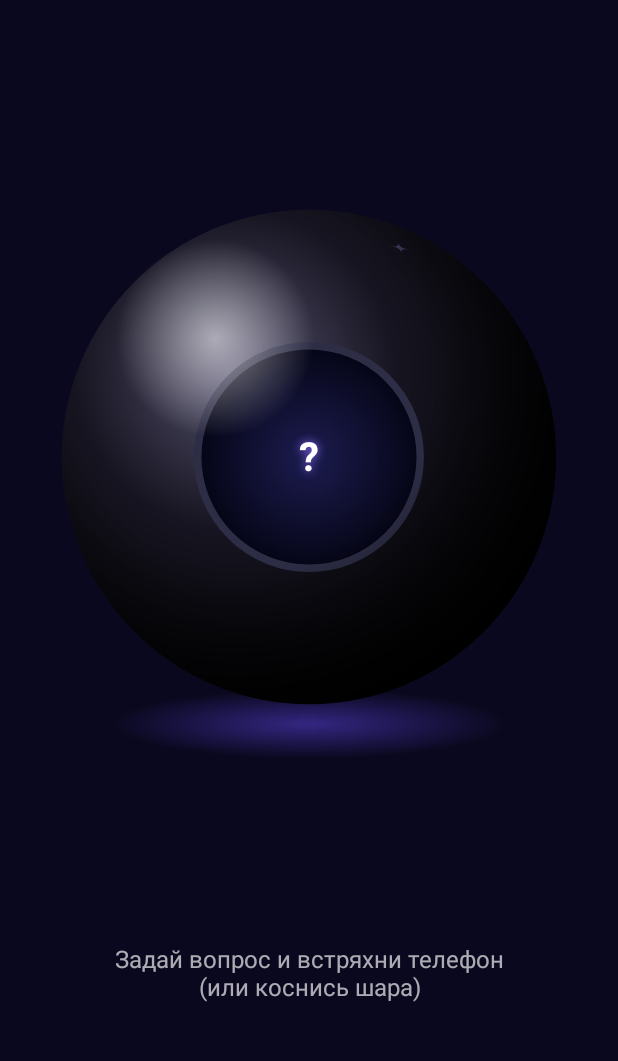
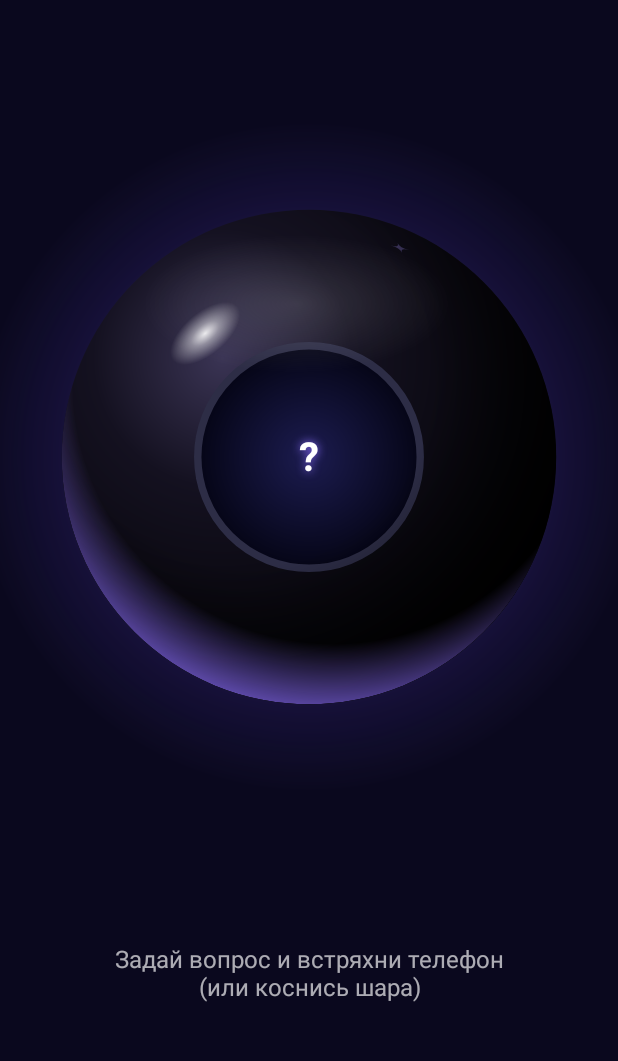
Before and after one commit to lavrkevlarov/magic-question, an Android app: the screen it shows after launch (MainActivity), on a phone screen of 412 x 824 dp, the part 161-1222 px from its top. Run offline under Robolectric (Android 15) with nearby library versions, the phone set to English and light mode, and no system bars.

Commit message:
Replace glare blob with specular highlight, rim light and glowing aura
Co-Authored-By: Claude Opus 5.5 <noreply@anthropic.com>
Claude-Session: https://claude.ai/code/session_01CUxdJ3W8YNV1nfRqnRhwEv

```diff
--- a/app/src/main/java/com/magicquestion/ball/BallView.java
+++ b/app/src/main/java/com/magicquestion/ball/BallView.java
@@ -41,9 +41,11 @@ public class BallView extends View {
     private final Paint shadePaint = new Paint(Paint.ANTI_ALIAS_FLAG);
     private final Paint windowPaint = new Paint(Paint.ANTI_ALIAS_FLAG);
     private final Paint ringPaint = new Paint(Paint.ANTI_ALIAS_FLAG);
-    private final Paint glarePaint = new Paint(Paint.ANTI_ALIAS_FLAG);
     private final Paint starPaint = new Paint(Paint.ANTI_ALIAS_FLAG);
-    private final Paint floorPaint = new Paint(Paint.ANTI_ALIAS_FLAG);
+    private final Paint auraPaint = new Paint(Paint.ANTI_ALIAS_FLAG);
+    private final Paint rimPaint = new Paint(Paint.ANTI_ALIAS_FLAG);
+    private final Paint sheenPaint = new Paint(Paint.ANTI_ALIAS_FLAG);
+    private final Paint specPaint = new Paint(Paint.ANTI_ALIAS_FLAG);
     private final TextPaint textPaint = new TextPaint(Paint.ANTI_ALIAS_FLAG);
     private final Path triangle = new Path();
     private final Path ballClip = new Path();
@@ -61,6 +63,10 @@ public class BallView extends View {
     private float zoom = 1f;
     private float windowGrow = 0f;  // 0 — обычное окошко, 1 — окошко размером с шар
     private float windowAlpha = 1f; // непрозрачность круга окошка (0 — растворился)
+    private float glow = 0.35f;     // яркость подсветки 0..1
+    private float pendingTextAlpha = 0f;
+    private float pendingTextScale = 1f;
+    private float pendingTextX, pendingTextY;
     private final Random random = new Random();
 
     private String answer = "?";
@@ -108,19 +114,28 @@ public class BallView extends View {
         super.onSizeChanged(w, h, oldw, oldh);
         float r = radius();
         float cx = w / 2f, cy = h / 2f;
-        ballPaint.setShader(new RadialGradient(cx - r * 0.3f, cy - r * 0.35f, r * 1.45f,
-                new int[]{Color.rgb(85, 82, 110), Color.rgb(22, 20, 32), Color.BLACK},
-                new float[]{0f, 0.45f, 1f}, Shader.TileMode.CLAMP));
+        ballPaint.setShader(new RadialGradient(cx - r * 0.35f, cy - r * 0.4f, r * 1.5f,
+                new int[]{Color.rgb(58, 52, 84), Color.rgb(20, 17, 32), Color.BLACK},
+                new float[]{0f, 0.35f, 1f}, Shader.TileMode.CLAMP));
         // затемнение у края — объём поверх подвижных деталей
         shadePaint.setShader(new RadialGradient(cx - r * 0.25f, cy - r * 0.3f, r * 1.35f,
-                new int[]{Color.argb(0, 0, 0, 0), Color.argb(0, 0, 0, 0), Color.argb(200, 0, 0, 0)},
+                new int[]{Color.argb(0, 0, 0, 0), Color.argb(0, 0, 0, 0), Color.argb(205, 0, 0, 0)},
                 new float[]{0f, 0.55f, 1f}, Shader.TileMode.CLAMP));
-        glarePaint.setShader(new RadialGradient(cx - r * 0.38f, cy - r * 0.48f, r * 0.4f,
-                new int[]{Color.argb(140, 255, 255, 255), Color.argb(0, 255, 255, 255)},
+        // свечение вокруг шара
+        auraPaint.setShader(new RadialGradient(cx, cy, r * 1.35f,
+                new int[]{Color.argb(140, 110, 80, 255), Color.argb(90, 110, 80, 255), Color.argb(0, 110, 80, 255)},
+                new float[]{0f, 0.72f, 1f}, Shader.TileMode.CLAMP));
+        // контровая подсветка по нижнему краю
+        rimPaint.setShader(new RadialGradient(cx + r * 0.1f, cy - r * 0.3f, r * 1.32f,
+                new int[]{Color.argb(0, 120, 90, 255), Color.argb(0, 120, 90, 255), Color.argb(255, 140, 110, 255)},
+                new float[]{0f, 0.8f, 1f}, Shader.TileMode.CLAMP));
+        // мягкое отражение сверху и острый блик (в локальных координатах)
+        sheenPaint.setShader(new RadialGradient(0, 0, r * 0.62f,
+                new int[]{Color.argb(34, 255, 255, 255), Color.argb(0, 255, 255, 255)},
                 null, Shader.TileMode.CLAMP));
-        floorPaint.setShader(new RadialGradient(0, 0, 1f,
-                new int[]{Color.argb(150, 80, 60, 200), Color.argb(0, 80, 60, 200)},
-                null, Shader.TileMode.CLAMP));
+        specPaint.setShader(new RadialGradient(0, 0, r * 0.17f,
+                new int[]{Color.argb(230, 255, 255, 255), Color.argb(115, 255, 255, 255), Color.argb(0, 255, 255, 255)},
+                new float[]{0f, 0.4f, 1f}, Shader.TileMode.CLAMP));
         ringPaint.setStrokeWidth(r * 0.03f);
         ballClip.reset();
         ballClip.addCircle(cx, cy, r, Path.Direction.CW);
@@ -166,12 +181,8 @@ public class BallView extends View {
         float cx = getWidth() / 2f, cy = getHeight() / 2f;
         float r = radius();
 
-        // свечение-тень под шаром
-        canvas.save();
-        canvas.translate(cx, cy + r * 1.08f);
-        canvas.scale(r * 0.8f, r * 0.14f);
-        canvas.drawCircle(0, 0, 1f, floorPaint);
-        canvas.restore();
+        auraPaint.setAlpha((int) (255 * glow));
+        canvas.drawCircle(cx, cy, r * 1.35f, auraPaint);
 
         canvas.drawCircle(cx, cy, r, ballPaint);
 
@@ -189,6 +200,7 @@ public class BallView extends View {
         }
 
         // окошко с ответом
+        pendingTextAlpha = 0f;
         project(0, 0, p);
         if (p[2] > 0) {
             float k = WINDOW_K + (1f - WINDOW_K) * windowGrow;
@@ -199,21 +211,48 @@ public class BallView extends View {
         }
 
         canvas.drawCircle(cx, cy, r, shadePaint);
+        rimPaint.setAlpha((int) (255 * (0.5f + 0.45f * glow)));
+        canvas.drawCircle(cx, cy, r, rimPaint);
+
+        // фраза поверх затемнения, чтобы её было хорошо видно
+        if (pendingTextAlpha > 0) {
+            drawOnSphere(canvas, pendingTextX, pendingTextY, p, 0, false, true);
+        }
+
+        canvas.save();
+        canvas.translate(cx - r * 0.05f, cy - r * 0.62f);
+        canvas.scale(1f, 0.45f);
+        canvas.drawCircle(0, 0, r * 0.62f, sheenPaint);
+        canvas.restore();
         canvas.restore();
 
-        canvas.drawCircle(cx - r * 0.38f, cy - r * 0.48f, r * 0.4f, glarePaint);
+        canvas.save();
+        canvas.translate(cx - r * 0.42f, cy - r * 0.5f);
+        canvas.rotate(-40f);
+        canvas.scale(1f, 0.5f);
+        canvas.drawCircle(0, 0, r * 0.17f, specPaint);
+        canvas.restore();
     }
 
     /** Рисует плоский элемент, «приклеенный» к сфере: сжимаем его по направлению к краю. */
     private void drawOnSphere(Canvas canvas, float sx, float sy, float[] n, float size, boolean window) {
+        drawOnSphere(canvas, sx, sy, n, size, window, false);
+    }
+
+    private void drawOnSphere(Canvas canvas, float sx, float sy, float[] n, float size,
+                              boolean window, boolean text) {
         double angle = Math.toDegrees(Math.atan2(-n[1], n[0]));
         canvas.save();
         canvas.translate(sx, sy);
         canvas.rotate((float) angle);
         canvas.scale(Math.max(n[2], 0.001f), 1f);
         canvas.rotate((float) -angle);
-        if (window) {
+        if (text) {
+            drawText(canvas);
+        } else if (window) {
             drawWindow(canvas, size, n[2]);
+            pendingTextX = sx;
+            pendingTextY = sy;
         } else {
             drawStar(canvas, size);
         }
@@ -241,19 +280,19 @@ public class BallView extends View {
             canvas.drawCircle(0, 0, wr, ringPaint);
         }
 
-        int alpha = (int) (255 * answerAlpha * Math.min(1f, facing * 1.5f));
+        pendingTextAlpha = answerAlpha * Math.min(1f, facing * 1.5f);
+        pendingTextScale = wr / radius() * answerScale;
+    }
+
+    private void drawText(Canvas canvas) {
+        int alpha = (int) (255 * pendingTextAlpha);
         if (alpha <= 0) return;
-
         // Текст свёрстан под полный радиус шара и масштабируется вместе с окошком
-        float r = radius();
-        StaticLayout layout = layoutFor(r);
-        float scale = wr / r * answerScale;
-        canvas.save();
-        canvas.scale(scale, scale);
+        StaticLayout layout = layoutFor(radius());
+        canvas.scale(pendingTextScale, pendingTextScale);
         textPaint.setAlpha(alpha);
         canvas.translate(-layout.getWidth() / 2f, -layout.getHeight() / 2f);
         layout.draw(canvas);
-        canvas.restore();
     }
 
     private StaticLayout layoutFor(float r) {
@@ -296,6 +335,7 @@ public class BallView extends View {
         final float startZoom = zoom;
         final float startGrow = windowGrow;
         final float startWindowAlpha = windowAlpha;
+        final float startGlow = glow;
 
         // ответ быстро гаснет в начале вращения
         ValueAnimator spin = ValueAnimator.ofFloat(0f, 1f);
@@ -315,6 +355,8 @@ public class BallView extends View {
                 // окошко снова сжимается и проявляется
                 windowGrow = startGrow * (1f - k);
                 windowAlpha = startWindowAlpha + (1f - startWindowAlpha) * k;
+                // подсветка разгорается во время вращения
+                glow = startGlow + (0.8f - startGlow) * Math.min(1f, time * 3);
                 float bounce = 1f + 0.04f * (float) Math.sin(time * Math.PI * 6) * (1 - t);
                 setScaleX(zoom * bounce);
                 setScaleY(zoom * bounce);
@@ -351,6 +393,8 @@ public class BallView extends View {
                 answerScale = 1f;
                 float dissolve = Math.max(0f, Math.min(1f, (u - 0.4f) / 0.6f));
                 windowAlpha = 1f - dissolve * dissolve * (3 - 2 * dissolve);
+                // вспышка подсветки при появлении ответа
+                glow = Math.min(1f, 0.8f + 0.3f * (float) Math.sin(Math.PI * u) - 0.1f * u);
                 // шар увеличивается вместе с появлением ответа
                 zoom = 1f + (ZOOM_SCALE - 1f) * overshoot.getInterpolation(Math.min(1f, u / 0.6f));
                 setScaleX(zoom);
```
Also changed, not shown: 1 other file.
